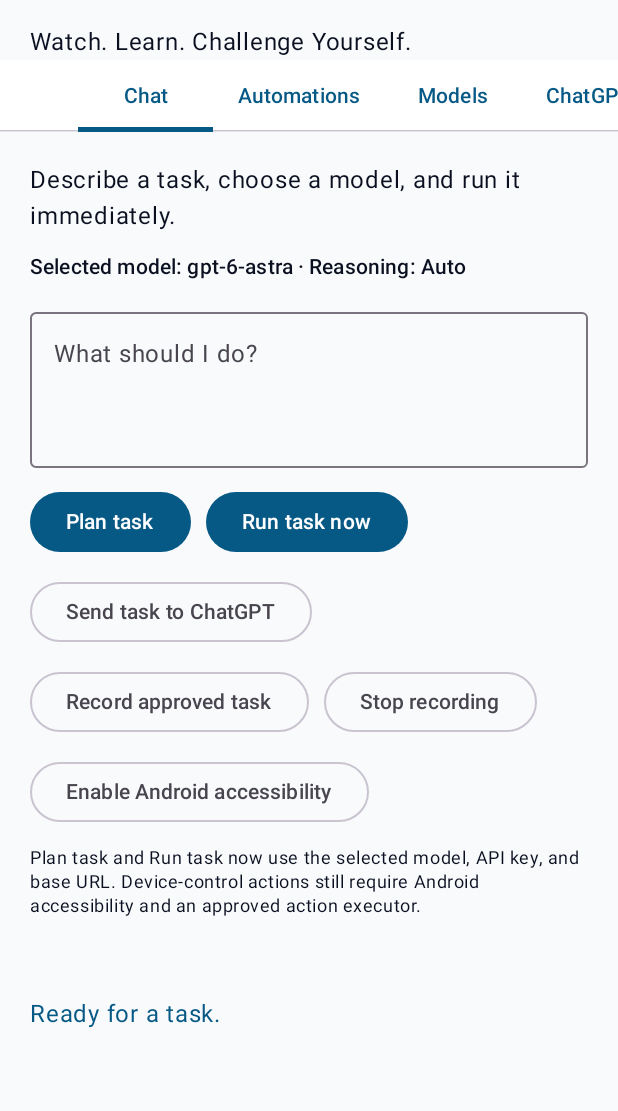
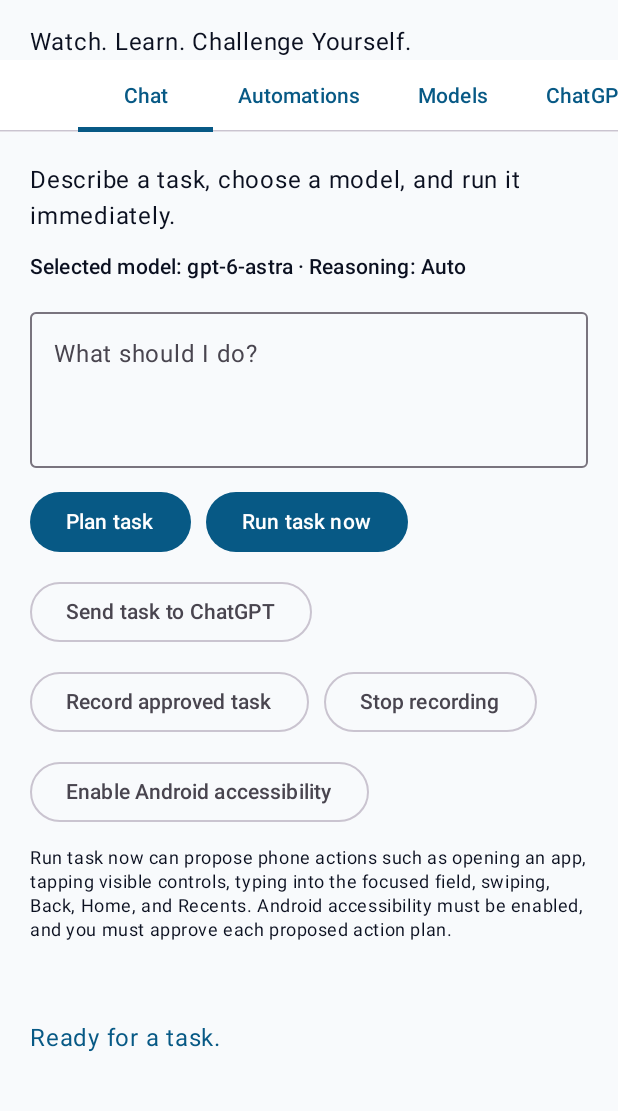
Before and after one commit to WatchLearnChallengeYourself/watchlearn-ai, an Android app built with Jetpack Compose: the screen it shows after launch (MainActivity), on a phone screen of 412 x 824 dp, the part 78-1189 px from its top. Run offline under Robolectric (Android 15) with nearby library versions, the phone set to English and light mode, and no system bars; 4 statements that could not run were skipped.

Commit message:
Add approved device-control planning

```diff
--- a/app/src/main/java/com/watchlearn/ai/MainActivity.kt
+++ b/app/src/main/java/com/watchlearn/ai/MainActivity.kt
@@ -115,6 +115,15 @@ private val REASONING_EFFORT_OPTIONS = listOf(
 
 private val REASONING_MODE_OPTIONS = listOf("Standard", "Pro")
 
+private const val DEVICE_ACTION_INSTRUCTIONS = """
+Return only valid JSON with this exact shape:
+{"summary":"short explanation","actions":[{"type":"launch_app","package":"Chrome","label":"Open Chrome"}]}
+Allowed action types are launch_app, tap_text, tap_view_id, tap, type_text, swipe, back, home, recents, notifications, and wait.
+Use launch_app with an app name when the user asks to open an app. Use tap_text for visible labels, type_text for the currently focused field, and tap/swipe only when exact screen coordinates are known.
+Do not claim that an action was completed. Actions are only proposed until the user approves them in the Android app.
+Never include password, payment, account deletion, message sending, or other sensitive/destructive actions without clearly listing them in actions for the user to review.
+"""
+
 private data class Automation(
     val name: String,
     val instruction: String
@@ -150,6 +159,8 @@ class MainActivity : ComponentActivity() {
         var isRefreshingModels by remember { mutableStateOf(false) }
         var taskStatus by rememberSaveable { mutableStateOf("Ready for a task.") }
         var taskOutput by rememberSaveable { mutableStateOf("") }
+        var pendingDevicePlan by remember { mutableStateOf<DevicePlan?>(null) }
+        var showActionApproval by remember { mutableStateOf(false) }
         var deploymentMode by rememberSaveable { mutableStateOf("Personal sideload mode") }
         var importedChats by remember { mutableStateOf<List<ImportedChat>>(emptyList()) }
         val automations = remember { mutableStateListOf<Automation>() }
@@ -223,7 +234,7 @@ class MainActivity : ComponentActivity() {
             taskOutput = ""
             scope.launch {
                 try {
-                    taskOutput = if (chatGptSession != null) {
+                    val response = if (chatGptSession != null) {
                         requestChatGptPlan(
                             accessToken = chatGptSession!!.accessToken,
                             model = selectedModel,
@@ -240,7 +251,24 @@ class MainActivity : ComponentActivity() {
                             reasoningEffort = selectedReasoningEffort
                         )
                     }
-                    taskStatus = "Task completed with $selectedModel ($selectedReasoningEffort)."
+                    val devicePlan = parseDevicePlan(response)
+                    if (devicePlan != null) {
+                        taskOutput = formatDevicePlan(devicePlan)
+                        pendingDevicePlan = devicePlan.takeIf { it.actions.isNotEmpty() }
+                        if (pendingDevicePlan != null) {
+                            if (WatchLearnAccessibilityService.isReady()) {
+                                showActionApproval = true
+                                taskStatus = "Phone-control plan ready. Review and approve the proposed actions."
+                            } else {
+                                taskStatus = "Phone-control plan ready. Enable Android accessibility before approving it."
+                            }
+                        } else {
+                            taskStatus = "Plan completed with $selectedModel ($selectedReasoningEffort)."
+                        }
+                    } else {
+                        taskOutput = response
+                        taskStatus = "Plan completed with $selectedModel ($selectedReasoningEffort)."
+                    }
                 } catch (error: Exception) {
                     taskStatus = "Task could not run."
                     taskOutput = error.message ?: "OpenAI request failed."
@@ -486,6 +514,58 @@ class MainActivity : ComponentActivity() {
                 }
             )
         }
+        if (showActionApproval) {
+            val plan = pendingDevicePlan
+            if (plan != null) {
+                AlertDialog(
+                    onDismissRequest = {
+                        showActionApproval = false
+                        pendingDevicePlan = null
+                        taskStatus = "Phone-control actions were not approved."
+                    },
+                    title = { Text("Approve phone control?") },
+                    text = {
+                        Column(verticalArrangement = Arrangement.spacedBy(8.dp)) {
+                            Text(plan.summary)
+                            plan.actions.forEachIndexed { index, action ->
+                                Text("${index + 1}. ${describeDeviceAction(action)}")
+                            }
+                            Text(
+                                "WatchLearn AI will perform these actions through Android Accessibility. Review them before continuing.",
+                                style = MaterialTheme.typography.bodySmall
+                            )
+                        }
+                    },
+                    confirmButton = {
+                        TextButton(onClick = {
+                            showActionApproval = false
+                            val started = WatchLearnAccessibilityService.executeApproved(plan.actions) { success, message ->
+                                taskStatus = if (success) {
+                                    message
+                                } else {
+                                    "Phone control stopped: $message"
+                                }
+                                if (!success) taskOutput = taskOutput + "\n\n" + message
+                                pendingDevicePlan = null
+                            }
+                            if (!started) {
+                                pendingDevicePlan = null
+                                taskStatus = "Android accessibility is not enabled. Enable it, then run the task again."
+                            } else {
+                                taskStatus = "Approved. Performing phone actions..."
+                            }
+                        }) { Text("Approve and run") }
+                    },
+                    dismissButton = {
+                        TextButton(onClick = {
+                            showActionApproval = false
+                            pendingDevicePlan = null
+                            taskStatus = "Phone-control actions were not approved."
+                        }) { Text("Cancel") }
+                    }
+                )
+            }
+        }
     }
 }
 
@@ -539,7 +619,7 @@ private fun ChatScreen(
             }
         }
         Text(
-            "Plan task and Run task now use the selected model, API key, and base URL. Device-control actions still require Android accessibility and an approved action executor.",
+            "Run task now can propose phone actions such as opening an app, tapping visible controls, typing into the focused field, swiping, Back, Home, and Recents. Android accessibility must be enabled, and you must approve each proposed action plan.",
             style = MaterialTheme.typography.bodySmall
         )
     }
@@ -888,7 +968,8 @@ private suspend fun requestChatGptPlan(
             .put(
                 "instructions",
                 "You are WatchLearn AI. Create a concise, safe action plan for this Android task. " +
-                    "Do not claim you performed actions. Identify every step that needs user permission."
+                    "Do not claim you performed actions. Identify every step that needs user permission.\n" +
+                    DEVICE_ACTION_INSTRUCTIONS
             )
             .put("input", input)
         if (reasoning.length() > 0) payload.put("reasoning", reasoning)
@@ -973,7 +1054,8 @@ private suspend fun requestTaskPlan(
                     .put(
                         "content",
                         "You are WatchLearn AI. Create a concise, safe action plan for this Android task. " +
-                            "Do not claim you performed actions. Identify every step that needs user permission."
+                            "Do not claim you performed actions. Identify every step that needs user permission.\n" +
+                            DEVICE_ACTION_INSTRUCTIONS
                     )
             )
             .put(JSONObject().put("role", "user").put("content", description))
```
